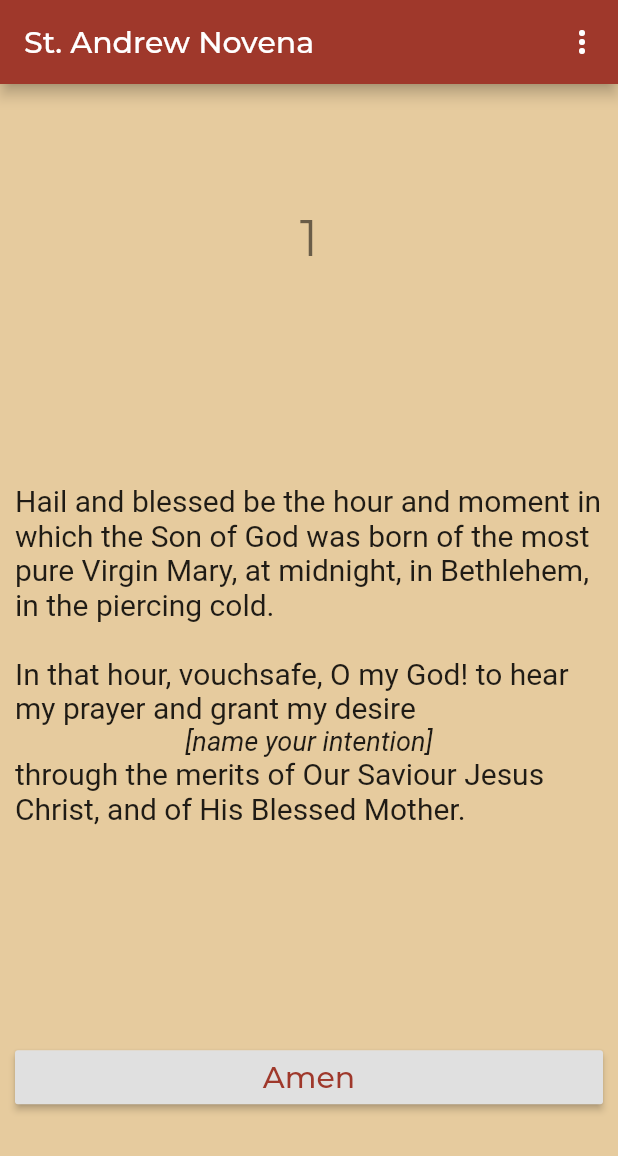
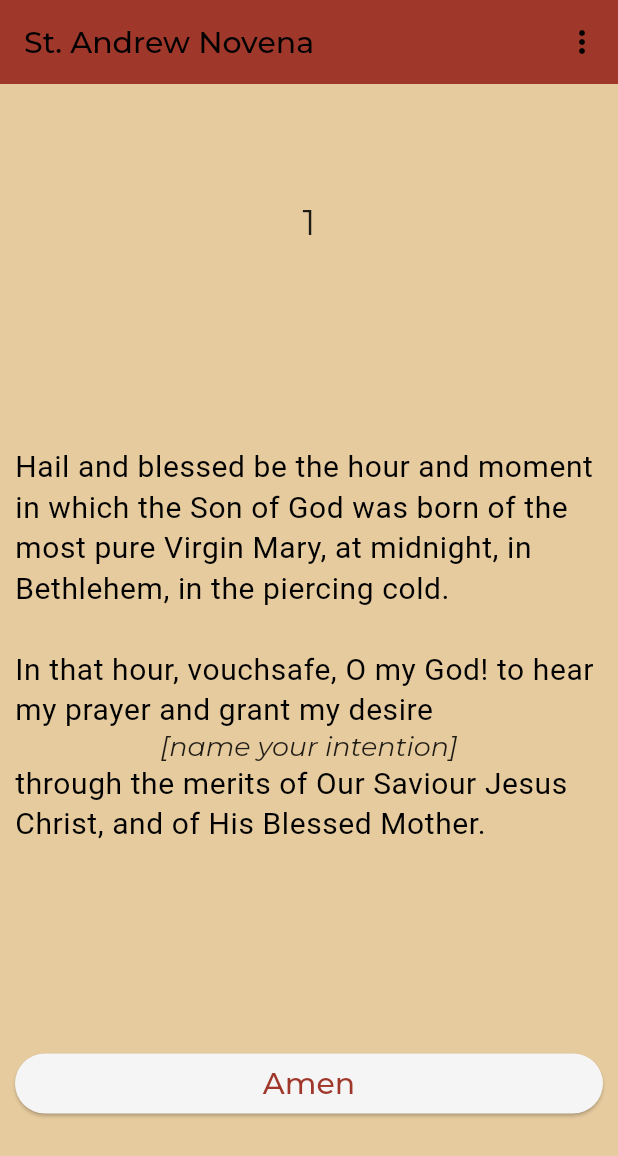
Before and after one commit to mftruso/st-andrew-novena, a Flutter app: the screen it shows after launch, after a tap on "Amen", on a phone screen of 412 x 824 dp. Shown: the top 1156 px of the screen. Run offline on Flutter 3.47's test engine with Material 2 defaults, Android fonts, the phone set to English and light mode, and no system bars; our stand-ins replace flutter_local_notifications, flutter_native_timezone, get_it, google_fonts, shared_preferences, timezone.

Commit message:
updating flutter version
- migrating to flutter 3
- updating dependencies
- updating theme colors

```diff
--- a/lib/main.dart
+++ b/lib/main.dart
@@ -3,6 +3,7 @@ import 'package:flutter/material.dart';
 import 'package:flutter_local_notifications/flutter_local_notifications.dart';
 import 'package:get_it/get_it.dart';
 import 'package:shared_preferences/shared_preferences.dart';
+// import 'package:st_andrew_novena/aboutPage.dart';
 import 'package:st_andrew_novena/notificationService.dart';
 import 'package:st_andrew_novena/settingsPage.dart';
 import 'package:google_fonts/google_fonts.dart';
@@ -14,10 +15,11 @@ import 'package:flutter_native_timezone/flutter_native_timezone.dart';
 // AMDG
 // Sanctus Andrea, ora pro nobis!
 
-FlutterLocalNotificationsPlugin flutterLocalNotificationsPlugin;
+FlutterLocalNotificationsPlugin flutterLocalNotificationsPlugin =
+    FlutterLocalNotificationsPlugin();
 final List<ReceivedNotification> didReceiveLocalNotificationSubject =
-    List<ReceivedNotification>();
-final List<String> selectNotificationSubject = List<String>();
+    List<ReceivedNotification>.empty();
+final List<String> selectNotificationSubject = List<String>.empty();
 const appName = 'St. Andrew Novena';
 final getIt = GetIt.instance;
 
@@ -28,10 +30,10 @@ class ReceivedNotification {
   final String payload;
 
   ReceivedNotification({
-    @required this.id,
-    @required this.title,
-    @required this.body,
-    @required this.payload,
+    required this.id,
+    required this.title,
+    required this.body,
+    required this.payload,
   });
 }
 
@@ -41,7 +43,8 @@ void main() async {
   var timezone;
   tzData.initializeTimeZones();
   try {
-    timezone = await FlutterNativeTimezone.getLocalTimezone(); //e.g. America/Chicago
+    timezone =
+        await FlutterNativeTimezone.getLocalTimezone(); //e.g. America/Chicago
     debugPrint('Local Timezone: ' + timezone);
     var location = tz.getLocation(timezone);
     tz.setLocalLocation(location);
@@ -60,21 +63,37 @@ class MyApp extends StatelessWidget {
   @override
   Widget build(BuildContext context) {
     final textTheme = Theme.of(context).textTheme;
+
     return MaterialApp(
       title: appName,
       theme: ThemeData(
-          primarySwatch:  Colors.red,
-          accentColor: Color(0xFF9f382b),
-          backgroundColor: Color(0xFFe6cb9e),
+          colorScheme: ColorScheme(
+            brightness: Brightness.light,
+            primary: Color(0xFF9f382b),
+            onPrimary: Colors.red,
+            // Colors that are not relevant to AppBar in LIGHT mode:
+            primaryContainer: Colors.grey,
+            secondary: Colors.red,
+            secondaryContainer: Colors.grey,
+            onSecondary: Colors.red,
+            background: Color(0xFFe6cb9e),
+            onBackground: Colors.black,
+            surface: Colors.grey.shade100,
+            onSurface: Colors.black,
+            error: Colors.redAccent,
+            onError: Colors.white,
+          ),
+          appBarTheme: AppBarTheme(color: Colors.amber),
+          useMaterial3: true,
           textTheme: GoogleFonts.montserratTextTheme(textTheme)
-              .copyWith(bodyText2: TextStyle(fontSize: 20))),
+              .copyWith(bodySmall: TextStyle(fontSize: 20))),
       home: MyHomePage(title: appName),
     );
   }
 }
 
 class MyHomePage extends StatefulWidget {
-  MyHomePage({Key key, this.title}) : super(key: key);
+  MyHomePage({Key? key, this.title = ''}) : super(key: key);
 
   // This widget is the home page of your application. It is stateful, meaning
   // that it has a State object (defined below) that contains fields that affect
@@ -91,6 +110,32 @@ class MyHomePage extends StatefulWidget {
   _MyHomePageState createState() => _MyHomePageState();
 }
 
+enum Screens {
+  settings,
+  // about,
+}
+
+class ScreenNavigator {
+  static Screens getScreenFromString(String screenString) {
+    return Screens.values.firstWhere(
+      (screen) => screen.toString().split('.').last == screenString,
+      orElse: () => Screens.settings,
+    );
+  }
+
+  static Widget getScreenWidget(String screenString) {
+    final Screens screen = getScreenFromString(screenString);
+
+    switch (screen) {
+      case Screens.settings:
+        return SettingsPage();
+      // Add cases for other screens
+      default:
+        return Container();
+    }
+  }
+}
+
 class _MyHomePageState extends State<MyHomePage> {
   int _counter = 0;
 
@@ -100,10 +145,11 @@ class _MyHomePageState extends State<MyHomePage> {
     int counter = prefs.getInt('counter') ?? 0;
 
     // check last updated
-    String lastUpdatedStr = prefs.getString('last_updated');
+    String? lastUpdatedStr = prefs.getString('last_updated');
+
     if (lastUpdatedStr != null) {
       debugPrint('Counter last updated: ' + lastUpdatedStr);
-      DateTime lastUpdated =  DateTime.parse(lastUpdatedStr);
+      DateTime lastUpdated = DateTime.parse(lastUpdatedStr);
       DateTime now = DateTime.now();
       DateTime startOfToday = DateTime(now.year, now.month, now.day);
       if (lastUpdated.isBefore(startOfToday)) {
@@ -164,22 +210,25 @@ class _MyHomePageState extends State<MyHomePage> {
     // fast, so that you can just rebuild anything that needs updating rather
     // than having to individually change instances of widgets.
     return Scaffold(
-      backgroundColor: Theme.of(context).backgroundColor,
+      backgroundColor: Theme.of(context).colorScheme.background,
       appBar: AppBar(
           // Here we take the value from the MyHomePage object that was created by
           // the App.build method, and use it to set our appbar title.
           title: Text(widget.title, style: GoogleFonts.montserrat()),
-          backgroundColor: Theme.of(context).accentColor,
+          backgroundColor: Theme.of(context).colorScheme.primary,
           actions: <Widget>[
             PopupMenuButton(
                 onSelected: (result) {
-                  if (result == 'reset') {
-                    _resetCounter();
-                  } else if (result == 'settings') {
-                    Navigator.push(
-                      context,
-                      MaterialPageRoute(builder: (context) => SettingsPage()),
-                    );
+                  switch (result) {
+                    case 'reset':
+                      _resetCounter();
+                      break;
+                    default:
+                      final Widget screen =
+                          ScreenNavigator.getScreenWidget(result);
+
+                      Navigator.push(context,
+                          MaterialPageRoute(builder: (context) => screen));
                   }
                 },
                 itemBuilder: (BuildContext context) => <PopupMenuEntry>[
@@ -191,6 +240,10 @@ class _MyHomePageState extends State<MyHomePage> {
                         child: Text('Settings'),
                         value: 'settings',
                       ),
+                      // const PopupMenuItem(
+                      //   child: Text('About'),
+                      //   value: 'about',
+                      // ),
                     ])
           ]),
       body: Center(
@@ -217,35 +270,36 @@ class _MyHomePageState extends State<MyHomePage> {
             children: <Widget>[
               Text(
                 '$_counter',
-                style: Theme.of(context).textTheme.headline4,
+                style: Theme.of(context).textTheme.headlineSmall,
               ),
               Container(
                 child: Column(
                   children: [
                     Text(
-                      'Hail and blessed be the hour and moment in which the Son of God was born of the most pure Virgin Mary, at midnight, in Bethlehem, in the piercing cold.\n\nIn that hour, vouchsafe, O my God! to hear my prayer and grant my desire',
-                        style: Theme.of(context).textTheme.bodyText2
+                        'Hail and blessed be the hour and moment in which the Son of God was born of the most pure Virgin Mary, at midnight, in Bethlehem, in the piercing cold.\n\nIn that hour, vouchsafe, O my God! to hear my prayer and grant my desire',
+                        style: Theme.of(context).textTheme.bodySmall),
+                    Text(
+                      '[name your intention]',
+                      style:
+                          TextStyle(fontStyle: FontStyle.italic, fontSize: 18),
                     ),
                     Text(
-                      '[name your intention]',
-                        style: TextStyle(fontStyle: FontStyle.italic, fontSize: 18),
-                    ),
-                    Text(
-                      'through the merits of Our Saviour Jesus Christ, and of His Blessed Mother.',
-                        style: Theme.of(context).textTheme.bodyText2
-                    ),
+                        'through the merits of Our Saviour Jesus Christ, and of His Blessed Mother.',
+                        style: Theme.of(context).textTheme.bodySmall),
                   ],
                 ),
               ),
               SizedBox(
                   width: double.infinity,
-                  child: RaisedButton(
+                  child: ElevatedButton(
                       onPressed: _incrementCounter,
                       child: Text('Amen',
                           style: TextStyle(
-                              fontSize:
-                                  Theme.of(context).textTheme.bodyText2.fontSize,
-                              color: Theme.of(context).accentColor))))
+                              fontSize: Theme.of(context)
+                                  .textTheme
+                                  .bodySmall
+                                  ?.fontSize,
+                              color: Theme.of(context).colorScheme.primary))))
             ],
           ),
         ),
@@ -259,8 +313,8 @@ class _MyHomePageState extends State<MyHomePage> {
     await showDialog(
       context: context,
       builder: (BuildContext context) => CupertinoAlertDialog(
-        title: title != null ? Text(title) : null,
-        content: body != null ? Text(body) : null,
+        title: Text(title),
+        content: Text(body),
         actions: [
           CupertinoDialogAction(
             isDefaultAction: true,
@@ -284,23 +338,32 @@ class _MyHomePageState extends State<MyHomePage> {
   Future _initializeNotifications() async {
     // notification config
     flutterLocalNotificationsPlugin = FlutterLocalNotificationsPlugin();
+    flutterLocalNotificationsPlugin
+        .resolvePlatformSpecificImplementation<
+            AndroidFlutterLocalNotificationsPlugin>()
+        ?.requestPermission();
     var initializationSettingsAndroid =
         AndroidInitializationSettings('ic_notifications_white_18dp');
-    var initializationSettingsIOS = IOSInitializationSettings(
+    var initializationSettingsIOS = DarwinInitializationSettings(
         onDidReceiveLocalNotification:
-            (int id, String title, String body, String payload) async {
+            (int id, String? title, String? body, String? payload) async {
       didReceiveLocalNotificationSubject.add(ReceivedNotification(
-          id: id, title: title, body: body, payload: payload));
+          id: id,
+          title: title ?? '',
+          body: body ?? '',
+          payload: payload ?? ''));
     });
     final InitializationSettings initializationSettings =
         InitializationSettings(
             android: initializationSettingsAndroid,
             iOS: initializationSettingsIOS);
     await flutterLocalNotificationsPlugin.initialize(initializationSettings,
-        onSelectNotification: _selectNotification);
+        onDidReceiveNotificationResponse: onDidReceiveNotificationResponse);
   }
 
-  Future<void> _selectNotification(String payload) async {
+  void onDidReceiveNotificationResponse(NotificationResponse? response) async {
+    String? payload = response?.payload;
+
     if (payload != null) {
       debugPrint('notification payload: ' + payload);
 
```
Also changed, not shown: lib/aboutPage.dart (added, +25 -0 lines), lib/notificationConfig.dart (+3 -6 lines), lib/settingsPage.dart (+8 -6 lines), pubspec.yaml (+6 -6 lines), pubspec.lock, 6 other files.
